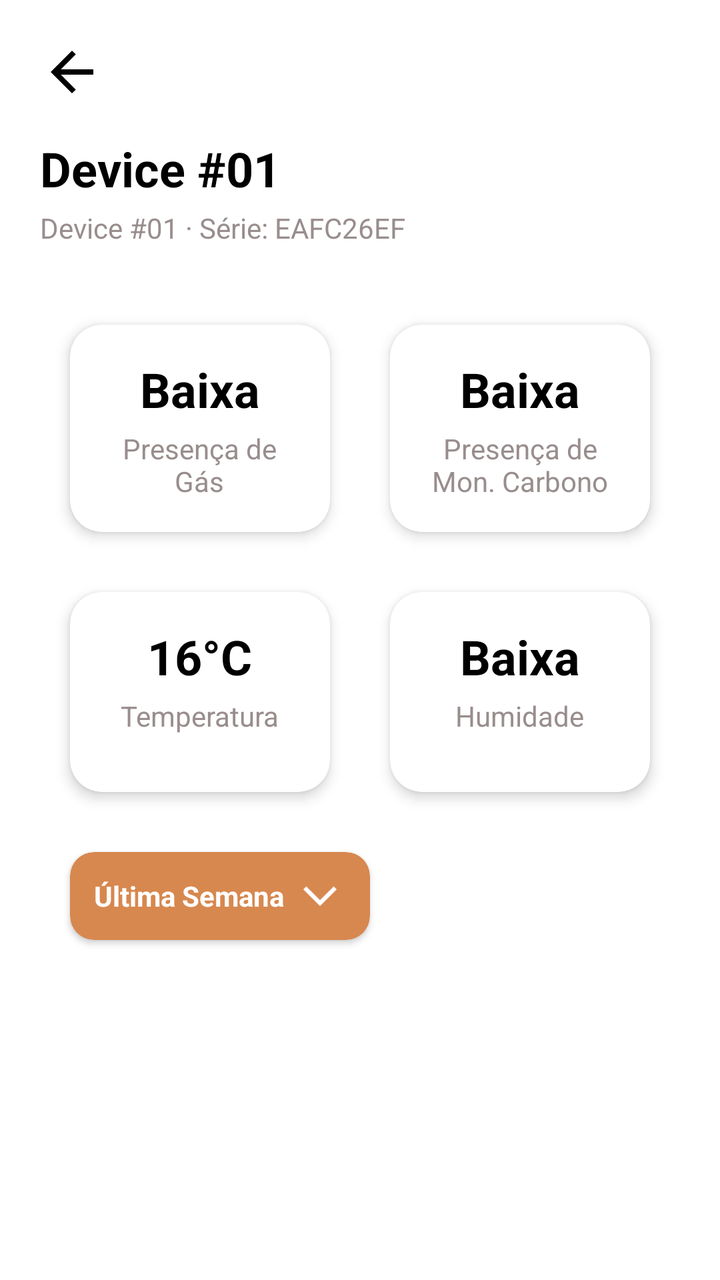
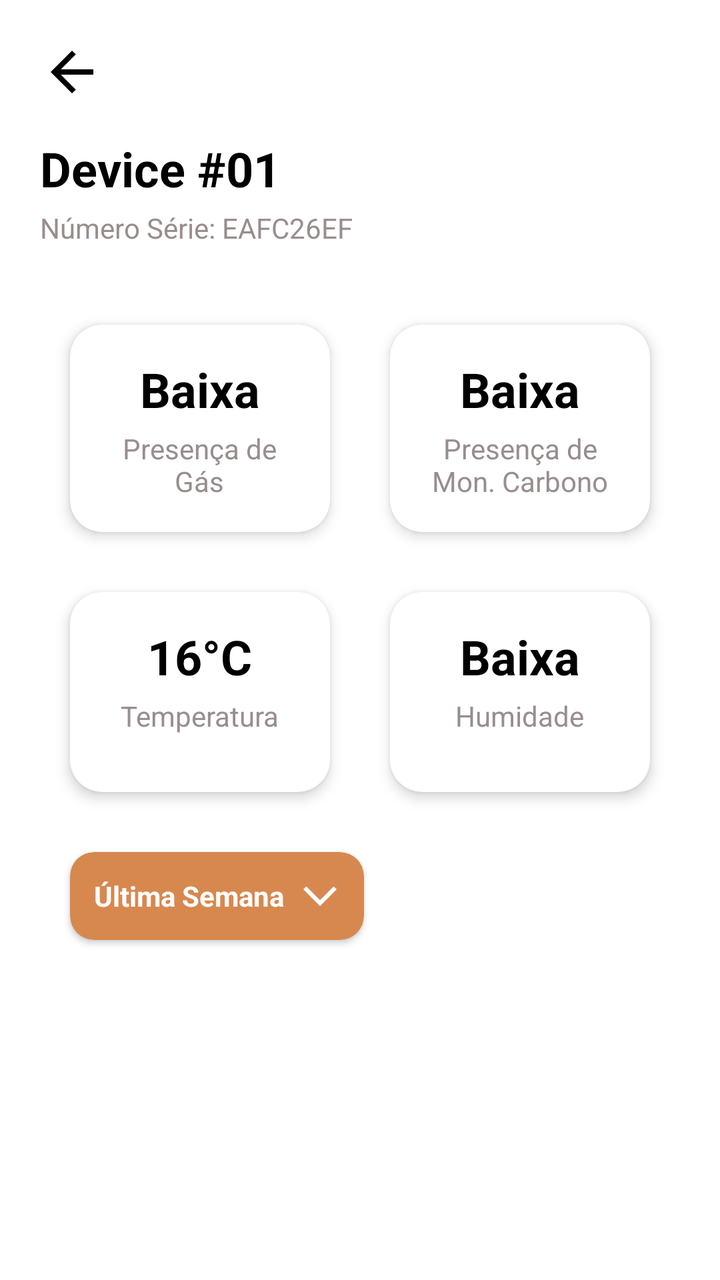

The first picture is an Android layout as it rendered before a commit; the second is the same layout after the commit. The layout source and the unified diff follow.
<!-- AndroidManifest.xml: application theme Theme.GasifyProject -->
<!-- res/layout/fragment_device_spec.xml -->
<?xml version="1.0" encoding="utf-8"?>
<androidx.constraintlayout.widget.ConstraintLayout xmlns:android="http://schemas.android.com/apk/res/android"
    xmlns:app="http://schemas.android.com/apk/res-auto"
    xmlns:tools="http://schemas.android.com/tools"
    android:layout_width="match_parent"
    android:layout_height="match_parent"
    android:background="@color/background">

    <ScrollView
        android:layout_width="0dp"
        android:layout_height="0dp"
        app:layout_constraintTop_toTopOf="parent"
        app:layout_constraintBottom_toBottomOf="parent"
        app:layout_constraintStart_toStartOf="parent"
        app:layout_constraintEnd_toEndOf="parent">

        <LinearLayout
            android:layout_width="match_parent"
            android:layout_height="wrap_content"
            android:orientation="vertical"
            android:padding="20dp">

            
            <ImageView
                android:id="@+id/btnBack"
                android:layout_width="32dp"
                android:layout_height="32dp"
                android:src="@drawable/ic_arrow_back"
                app:tint="@color/foreground"
                android:background="?attr/selectableItemBackgroundBorderless"
                android:layout_marginBottom="16dp" />

            
            <TextView
                android:id="@+id/tvDeviceTitle"
                android:layout_width="wrap_content"
                android:layout_height="wrap_content"
                android:text="Device #01"
                android:textColor="@color/foreground"
                android:textSize="24sp"
                android:textStyle="bold"
                android:layout_marginBottom="4dp" />

            
            <TextView
                android:id="@+id/tvDeviceSubtitle"
                android:layout_width="wrap_content"
                android:layout_height="wrap_content"
                android:text="Device #01 · Série: EAFC26EF"
                android:textColor="@color/card_foreground"
                android:textSize="14sp"
                android:layout_marginBottom="24dp" />

            
            <LinearLayout
                android:layout_width="match_parent"
                android:layout_height="wrap_content"
                android:orientation="horizontal"

                android:weightSum="2">

                
                <com.google.android.material.card.MaterialCardView
                    android:layout_width="0dp"
                    android:layout_height="wrap_content"
                    android:layout_weight="1"
                    android:layout_margin="15dp"
                    android:minHeight="100dp"
                    app:cardCornerRadius="16dp"
                    app:cardElevation="4dp"
                    app:cardBackgroundColor="@color/card">

                    <LinearLayout
                        android:layout_width="match_parent"
                        android:layout_height="wrap_content"
                        android:orientation="vertical"
                        android:padding="16dp"
                        android:gravity="center">

                        <TextView
                            android:id="@+id/tvGasPresence"
                            android:layout_width="wrap_content"
                            android:layout_height="wrap_content"
                            android:text="Baixa"
                            android:textColor="@color/foreground"
                            android:textSize="24sp"
                            android:textStyle="bold" />

                        <TextView
                            android:layout_width="wrap_content"
                            android:layout_height="wrap_content"
                            android:text="Presença de\nGás"
                            android:textColor="@color/card_foreground"
                            android:textSize="14sp"
                            android:gravity="center"
                            android:layout_marginTop="4dp" />
                    </LinearLayout>
                </com.google.android.material.card.MaterialCardView>

                
                <com.google.android.material.card.MaterialCardView
                    android:layout_width="0dp"
                    android:layout_height="wrap_content"
                    android:layout_weight="1"
                    android:layout_margin="15dp"
                    android:minHeight="100dp"
                    app:cardCornerRadius="16dp"
                    app:cardElevation="4dp"
                    app:cardBackgroundColor="@color/card">

                    <LinearLayout
                        android:layout_width="match_parent"
                        android:layout_height="wrap_content"
                        android:orientation="vertical"
                        android:padding="16dp"
                        android:gravity="center">

                        <TextView
                            android:id="@+id/tvCarbonMonoxide"
                            android:layout_width="wrap_content"
                            android:layout_height="wrap_content"
                            android:text="Baixa"
                            android:textColor="@color/foreground"
                            android:textSize="24sp"
                            android:textStyle="bold" />

                        <TextView
                            android:layout_width="wrap_content"
                            android:layout_height="wrap_content"
                            android:text="Presença de\nMon. Carbono"
                            android:textColor="@color/card_foreground"
                            android:textSize="14sp"
                            android:gravity="center"
                            android:layout_marginTop="4dp" />
                    </LinearLayout>
                </com.google.android.material.card.MaterialCardView>
            </LinearLayout>

            
            <LinearLayout
                android:layout_width="match_parent"
                android:layout_height="wrap_content"
                android:orientation="horizontal"
                android:weightSum="2"
>

                
                <com.google.android.material.card.MaterialCardView
                    android:layout_width="0dp"
                    android:layout_height="wrap_content"
                    android:layout_weight="1"
                    android:layout_margin="15dp"
                    android:minHeight="100dp"
                    app:cardCornerRadius="16dp"
                    app:cardElevation="4dp"
                    app:cardBackgroundColor="@color/card">

                    <LinearLayout
                        android:layout_width="match_parent"
                        android:layout_height="wrap_content"
                        android:orientation="vertical"
                        android:padding="16dp"
                        android:gravity="center">

                        <TextView
                            android:id="@+id/tvTemperature"
                            android:layout_width="wrap_content"
                            android:layout_height="wrap_content"
                            android:text="16°C"
                            android:textColor="@color/foreground"
                            android:textSize="24sp"
                            android:textStyle="bold" />

                        <TextView
                            android:layout_width="wrap_content"
                            android:layout_height="wrap_content"
                            android:text="Temperatura"
                            android:textColor="@color/card_foreground"
                            android:textSize="14sp"
                            android:layout_marginTop="4dp" />
                    </LinearLayout>
                </com.google.android.material.card.MaterialCardView>

                
                <com.google.android.material.card.MaterialCardView
                    android:layout_width="0dp"
                    android:layout_height="wrap_content"
                    android:layout_weight="1"
                    android:layout_margin="15dp"
                    android:minHeight="100dp"
                    app:cardCornerRadius="16dp"
                    app:cardElevation="4dp"
                    app:cardBackgroundColor="@color/card">

                    <LinearLayout
                        android:layout_width="match_parent"
                        android:layout_height="wrap_content"
                        android:orientation="vertical"
                        android:padding="16dp"
                        android:gravity="center">

                        <TextView
                            android:id="@+id/tvHumidity"
                            android:layout_width="wrap_content"
                            android:layout_height="wrap_content"
                            android:text="Baixa"
                            android:textColor="@color/foreground"
                            android:textSize="24sp"
                            android:textStyle="bold" />

                        <TextView
                            android:layout_width="wrap_content"
                            android:layout_height="wrap_content"
                            android:text="Humidade"
                            android:textColor="@color/card_foreground"
                            android:textSize="14sp"
                            android:layout_marginTop="4dp" />
                    </LinearLayout>
                </com.google.android.material.card.MaterialCardView>
            </LinearLayout>

            
            <com.google.android.material.card.MaterialCardView
                android:id="@+id/cardTimePeriod"
                android:layout_width="150dp"
                android:layout_height="wrap_content"
                android:layout_marginTop="15dp"
                android:layout_marginLeft="15dp"
                app:cardElevation="2dp"
                app:cardCornerRadius="12dp"
                app:cardBackgroundColor="@color/primary">

                <LinearLayout
                    android:id="@+id/timePeriodDropdown"
                    android:layout_width="wrap_content"
                    android:layout_height="wrap_content"
                    android:orientation="horizontal"
                    android:padding="12dp"
                    android:gravity="center_vertical">

                    <TextView
                        android:id="@+id/tvSelectedPeriod"
                        android:layout_width="wrap_content"
                        android:layout_height="wrap_content"
                        android:text="Última Semana"
                        android:textSize="14sp"
                        android:textStyle="bold"
                        android:textColor="@color/primary_foreground"
                        android:layout_marginEnd="8dp" />

                    <ImageView
                        android:id="@+id/arrowPeriod"
                        android:layout_width="20dp"
                        android:layout_height="20dp"
                        android:src="@drawable/ic_arrow_forward_ios"
                        app:tint="@color/primary_foreground"
                        android:rotation="90" />
                </LinearLayout>
            </com.google.android.material.card.MaterialCardView>

            
            <com.google.android.material.card.MaterialCardView
                android:id="@+id/cardPeriodList"
                android:layout_width="150dp"
                android:layout_height="wrap_content"
                android:layout_marginBottom="20dp"
                android:visibility="gone"
                android:layout_marginTop="15dp"
                android:layout_marginLeft="15dp"
                app:cardElevation="2dp"
                app:cardCornerRadius="12dp"
                app:cardBackgroundColor="@color/card">

                <LinearLayout
                    android:id="@+id/periodListContainer"
                    android:layout_width="match_parent"
                    android:layout_height="wrap_content"
                    android:orientation="vertical" />
            </com.google.android.material.card.MaterialCardView>

            
            <LinearLayout
                android:layout_marginTop="15dp"
                android:layout_marginBottom="75dp"
                android:id="@+id/chartsContainer"
                android:layout_width="match_parent"
                android:layout_height="wrap_content"
                android:orientation="vertical" />

        </LinearLayout>
    </ScrollView>

</androidx.constraintlayout.widget.ConstraintLayout>
<!-- resources referenced by this layout -->
<resources>
  <color name="background">#FFFFFFFF</color>
  <color name="card">#FFFFFFFF</color>
  <color name="card_foreground">#FF998D8D</color>
  <color name="foreground">#FF000000</color>
  <color name="primary">#FFD7884F</color>
  <color name="primary_foreground">#FFFFFFFF</color>
  <!-- drawable ic_arrow_back (drawable) -->
  <vector xmlns:android="http://schemas.android.com/apk/res/android" xmlns:aapt="http://schemas.android.com/aapt"
      android:viewportWidth="960"
      android:viewportHeight="960"
      android:width="24dp"
      android:height="24dp">
      <group
          android:translateX="-0"
          android:translateY="960">
          <path
              android:pathData="M313 -440l224 224 -57 56 -320 -320 320 -320 57 56 -224 224h487v80H313Z"
              android:fillColor="#E3E3E3" />
      </group>
  </vector>
  <!-- drawable ic_arrow_forward_ios (drawable) -->
  <vector xmlns:android="http://schemas.android.com/apk/res/android" xmlns:aapt="http://schemas.android.com/aapt"
      android:viewportWidth="960"
      android:viewportHeight="960"
      android:width="24dp"
      android:height="24dp">
      <group
          android:translateX="-0"
          android:translateY="960">
          <path
              android:pathData="M321 -80l-71 -71 329 -329 -329 -329 71 -71 400 400L321 -80Z"
              android:fillColor="#E3E3E3" />
      </group>
  </vector>
  <color name="muted">#FFEDD3AE</color>
  <style name="Widget.GasifyProject.Button" parent="Widget.MaterialComponents.Button">
          <item name="android:background">@drawable/primary_button_background</item>
          <item name="android:textColor">@color/primary_foreground</item>
          <item name="android:textSize">18sp</item>
          <item name="android:textStyle">bold</item>
          <item name="android:textAllCaps">false</item>
          <item name="cornerRadius">28dp</item>
      </style>
  <style name="Widget.GasifyProject.TextInputLayout" parent="Widget.MaterialComponents.TextInputLayout.OutlinedBox">
          <item name="boxStrokeColor">@color/transparent</item>
          <item name="boxStrokeWidth">0dp</item>
          <item name="boxStrokeWidthFocused">0dp</item>
          <item name="boxBackgroundMode">none</item>
          <item name="boxBackgroundColor">@color/transparent</item>
          <item name="hintTextColor">@color/foreground</item> 
          <item name="android:paddingTop">0dp</item>
          <item name="android:paddingBottom">0dp</item>
          <item name="shapeAppearanceOverlay">@style/ShapeAppearance.GasifyProject.TextInput</item>
      </style>
  <!-- drawable primary_button_background (drawable) -->
  <?xml version="1.0" encoding="utf-8"?>
  <shape xmlns:android="http://schemas.android.com/apk/res/android">
      <solid android:color="@color/primary" />
      <corners android:radius="28dp" />
  </shape>
  <color name="transparent">#00000000</color>
  <style name="ShapeAppearance.GasifyProject.TextInput" parent="ShapeAppearance.MaterialComponents.SmallComponent">
          <item name="cornerFamily">rounded</item>
          <item name="cornerSize">16dp</item>
      </style>
  <!-- unchanged entries left out for length: 1 -->
</resources>

<!-- the commit's change to res/layout/fragment_device_spec.xml (unified diff, before → after) -->
@@ -46,7 +46,7 @@
                 android:id="@+id/tvDeviceSubtitle"
                 android:layout_width="wrap_content"
                 android:layout_height="wrap_content"
-                android:text="Device #01 · Série: EAFC26EF"
+                android:text="Número Série: EAFC26EF"
                 android:textColor="@color/card_foreground"
                 android:textSize="14sp"
                 android:layout_marginBottom="24dp" />
@@ -68,7 +68,8 @@
                     android:minHeight="100dp"
                     app:cardCornerRadius="16dp"
                     app:cardElevation="4dp"
-                    app:cardBackgroundColor="@color/card">
+                    app:cardBackgroundColor="@color/card"
+                    android:outlineSpotShadowColor="@color/shadow_color">
 
                     <LinearLayout
                         android:layout_width="match_parent"
@@ -106,7 +107,8 @@
                     android:minHeight="100dp"
                     app:cardCornerRadius="16dp"
                     app:cardElevation="4dp"
-                    app:cardBackgroundColor="@color/card">
+                    app:cardBackgroundColor="@color/card"
+                    android:outlineSpotShadowColor="@color/shadow_color">
 
                     <LinearLayout
                         android:layout_width="match_parent"
@@ -153,7 +155,8 @@
                     android:minHeight="100dp"
                     app:cardCornerRadius="16dp"
                     app:cardElevation="4dp"
-                    app:cardBackgroundColor="@color/card">
+                    app:cardBackgroundColor="@color/card"
+                    android:outlineSpotShadowColor="@color/shadow_color">
 
                     <LinearLayout
                         android:layout_width="match_parent"
@@ -190,7 +193,8 @@
                     android:minHeight="100dp"
                     app:cardCornerRadius="16dp"
                     app:cardElevation="4dp"
-                    app:cardBackgroundColor="@color/card">
+                    app:cardBackgroundColor="@color/card"
+                    android:outlineSpotShadowColor="@color/shadow_color">
 
                     <LinearLayout
                         android:layout_width="match_parent"
@@ -222,7 +226,7 @@
             
             <com.google.android.material.card.MaterialCardView
                 android:id="@+id/cardTimePeriod"
-                android:layout_width="150dp"
+                android:layout_width="wrap_content"
                 android:layout_height="wrap_content"
                 android:layout_marginTop="15dp"
                 android:layout_marginLeft="15dp"
<!-- resource entries referenced after the edit -->
@@ -6,6 +6,7 @@
   <color name="foreground">#FF000000</color>
   <color name="primary">#FFD7884F</color>
   <color name="primary_foreground">#FFFFFFFF</color>
+  <color name="shadow_color">#FF000000</color>
   <!-- drawable ic_arrow_back (drawable) -->
   <vector xmlns:android="http://schemas.android.com/apk/res/android" xmlns:aapt="http://schemas.android.com/aapt"
       android:viewportWidth="960"
